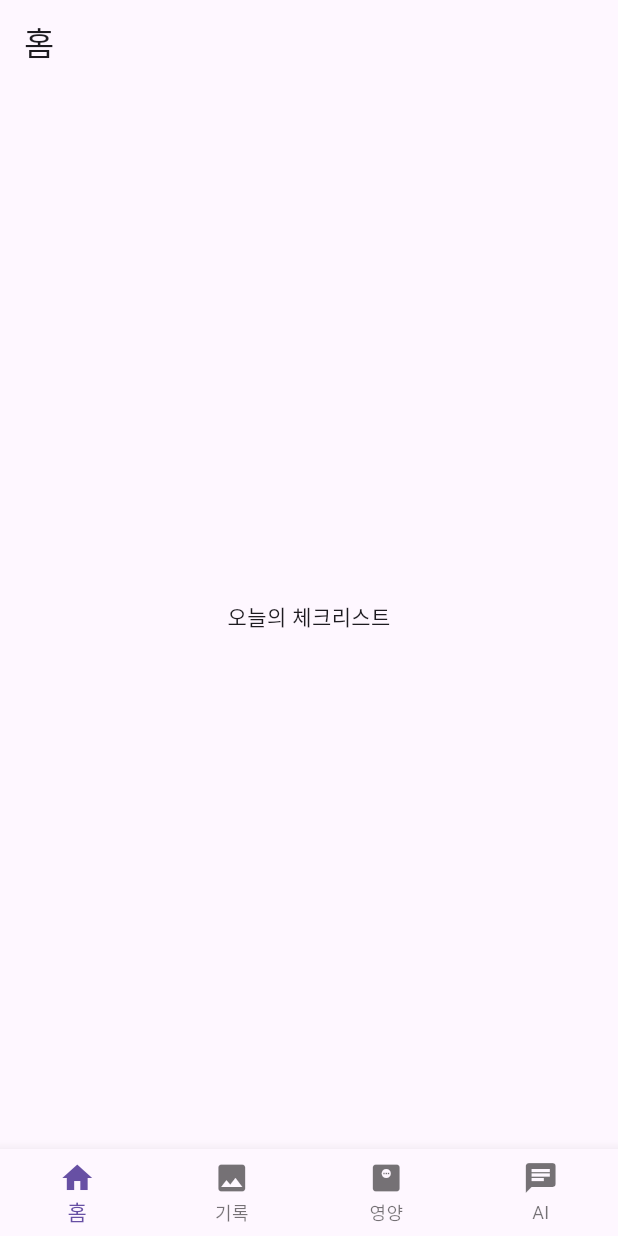
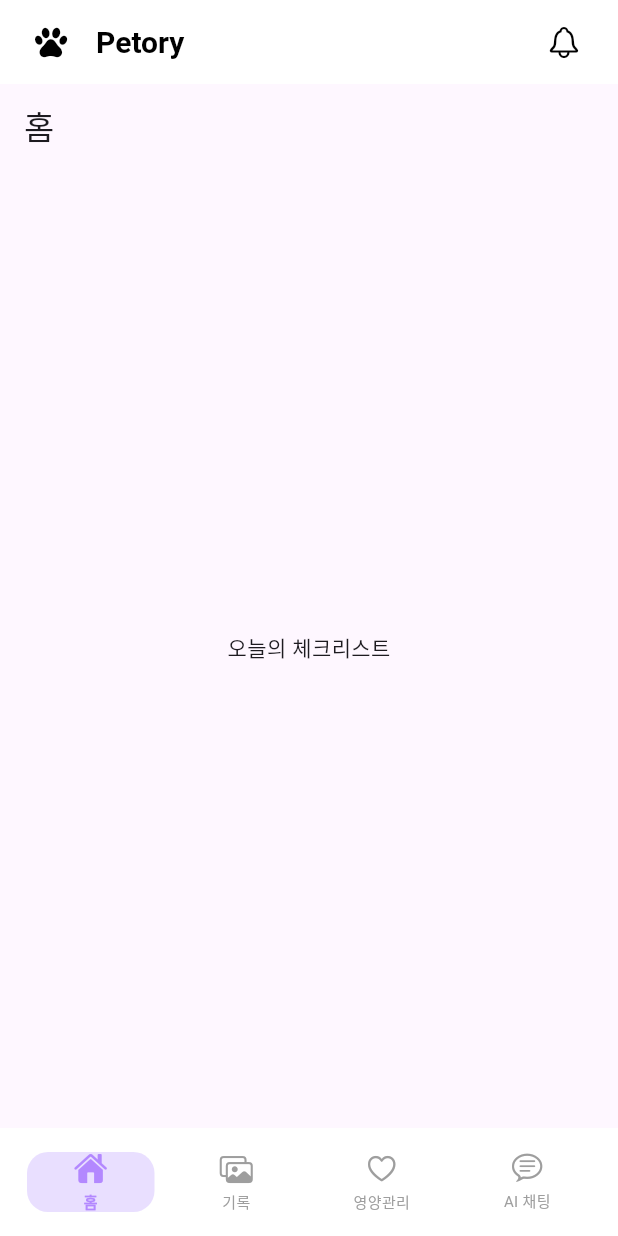
Before and after one commit to haeunjeon0410/Petory, a Flutter app: the screen it shows after launch, on a phone screen of 412 x 824 dp. Run offline on Flutter 3.47's test engine with Material 3 defaults, Android fonts, the phone set to English and light mode, and no system bars.

Commit message:
main 수정

```diff
--- a/lib/main.dart
+++ b/lib/main.dart
@@ -1,29 +1,25 @@
 import 'package:flutter/material.dart';
+import 'package:flutter/cupertino.dart';
 import 'home.dart';
 import 'record.dart';
 import 'nutrition.dart';
 import 'aichat.dart';
 
 void main() {
-  runApp(const MyApp());
+  runApp(PetoryApp());
 }
 
-class MyApp extends StatelessWidget {
-  const MyApp({super.key});
-
+class PetoryApp extends StatelessWidget {
   @override
   Widget build(BuildContext context) {
     return MaterialApp(
       debugShowCheckedModeBanner: false,
-      title: '펫토리',
-      home: const MainPage(),
+      home: MainPage(),
     );
   }
 }
 
 class MainPage extends StatefulWidget {
-  const MainPage({super.key});
-
   @override
   State<MainPage> createState() => _MainPageState();
 }
@@ -31,31 +27,122 @@ class MainPage extends StatefulWidget {
 class _MainPageState extends State<MainPage> {
   int _currentIndex = 0;
 
-  final screens = const [
+  final List<Widget> _screens = [
     HomePage(),
     RecordPage(),
     NutritionPage(),
     AiPage(),
   ];
 
+  final List<IconData> _icons = [
+    CupertinoIcons.house_fill,
+    CupertinoIcons.photo_on_rectangle,
+    CupertinoIcons.heart,
+    CupertinoIcons.chat_bubble_text,
+  ];
+
+  final List<String> _labels = [
+    '홈',
+    '기록',
+    '영양관리',
+    'AI 채팅',
+  ];
+
   @override
   Widget build(BuildContext context) {
+    final double bottomInset = MediaQuery.of(context).padding.bottom;
+
     return Scaffold(
-      body: screens[_currentIndex],
-      bottomNavigationBar: BottomNavigationBar(
-        currentIndex: _currentIndex,
-        onTap: (index) {
-          setState(() {
-            _currentIndex = index;
-          });
-        },
-        type: BottomNavigationBarType.fixed,
-        items: const [
-          BottomNavigationBarItem(icon: Icon(Icons.home), label: '홈'),
-          BottomNavigationBarItem(icon: Icon(Icons.photo), label: '기록'),
-          BottomNavigationBarItem(icon: Icon(Icons.monitor_weight), label: '영양'),
-          BottomNavigationBarItem(icon: Icon(Icons.chat), label: 'AI'),
+      backgroundColor: const Color(0xFFF7F2FF),
+      appBar: AppBar(
+        elevation: 0,
+        backgroundColor: const Color(0xFFFFFFFF),
+        toolbarHeight: 56,
+        titleSpacing: 8,
+        title: const Text(
+          'Petory',
+          style: TextStyle(
+            color: Colors.black,
+            fontWeight: FontWeight.w700,
+            fontSize: 20,
+          ),
+        ),
+        leading: Padding(
+          padding: const EdgeInsets.only(left: 12),
+          child: IconButton(
+            icon: const Icon(CupertinoIcons.paw, color: Colors.black),
+            onPressed: () {},
+          ),
+        ),
+        actions: [
+          Padding(
+            padding: const EdgeInsets.only(right: 12),
+            child: IconButton(
+              icon: const Icon(CupertinoIcons.bell, color: Colors.black),
+              onPressed: () {},
+            ),
+          ),
         ],
+      ),
+      body: _screens[_currentIndex],
+      bottomNavigationBar: Container(
+        color: Colors.white,
+        padding: EdgeInsets.fromLTRB(12, 8, 12, 8 + bottomInset),
+        child: SizedBox(
+          height: 56,
+          child: Row(
+            children: List.generate(4, (index) {
+              final bool isSelected = _currentIndex == index;
+
+              return Expanded(
+                child: GestureDetector(
+                  behavior: HitTestBehavior.opaque,
+                  onTap: () {
+                    setState(() {
+                      _currentIndex = index;
+                    });
+                  },
+                  child: Container(
+                    margin: const EdgeInsets.symmetric(horizontal: 6),
+                    decoration: BoxDecoration(
+                      color: isSelected
+                          ? const Color(0xFFE9DFFF)
+                          : Colors.transparent,
+                      borderRadius: BorderRadius.circular(14),
+                    ),
+                    child: Column(
+                      mainAxisAlignment: MainAxisAlignment.center,
+                      mainAxisSize: MainAxisSize.min,
+                      children: [
+                        Icon(
+                          _icons[index],
+                          size: 22,
+                          color: isSelected
+                              ? const Color(0xFFB388FF)
+                              : Colors.grey,
+                        ),
+                        const SizedBox(height: 4),
+                        Text(
+                          _labels[index],
+                          style: TextStyle(
+                            fontSize: 10,
+                            fontWeight:
+                            isSelected ? FontWeight.w600 : FontWeight.w400,
+                            color: isSelected
+                                ? const Color(0xFFB388FF)
+                                : Colors.grey,
+                          ),
+                          maxLines: 1,
+                          overflow: TextOverflow.ellipsis,
+                        ),
+                      ],
+                    ),
+                  ),
+                ),
+              );
+            }),
+          ),
+        ),
       ),
     );
   }
```
